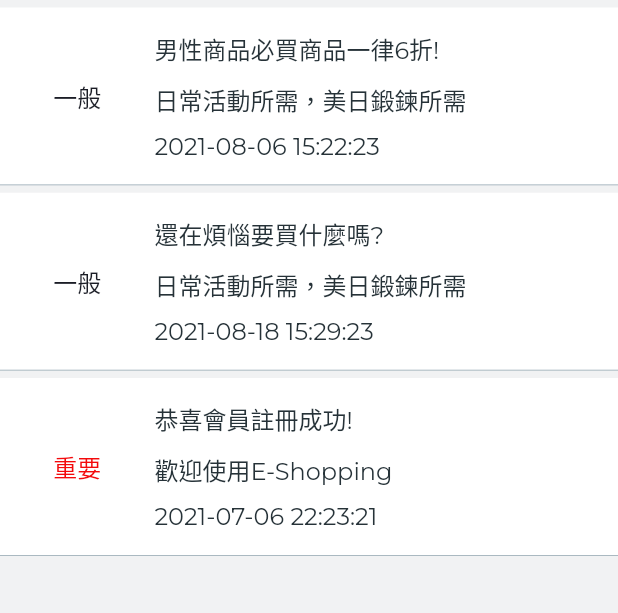
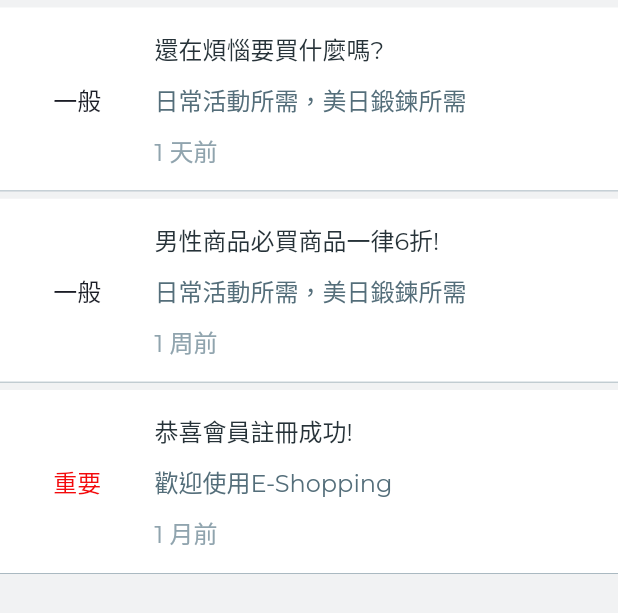
Before and after one commit to CPMoviePHil/e_shopping, a Flutter app: the NotificationPage widget shown alone on an empty page, opened directly, on a phone screen of 412 x 824 dp. Shown: the top 613 px of the screen. Run offline on Flutter 3.47's test engine with Material 2 defaults, Android fonts, the phone set to English and light mode, and no system bars; our stand-ins replace cached_network_image, carousel_slider, equatable, firebase_core, flutter_rating_bar, google_fonts and 3 more; accounts and stored records are empty; network calls fail.

Commit message:
微調整通知頁面

```diff
--- a/lib/l10n/intl_en.arb
+++ b/lib/l10n/intl_en.arb
@@ -76,5 +76,9 @@
   "deleteComment": "刪除評論",
   "commentHint": "請在這裡填寫你的商品評論",
   "notificationType1": "一般",
-  "notificationType2": "重要"
+  "notificationType2": "重要",
+  "daysAgo": "{days} 天前",
+  "weeksAgo": "{weeks} 周前",
+  "monthAgo": "{months} 月前",
+  "yearsAgo": "{years} 年前"
 }
--- a/lib/l10n/intl_zh_TW.arb
+++ b/lib/l10n/intl_zh_TW.arb
@@ -3,7 +3,7 @@
   "search": "產品搜尋",
   "hotProduct": "熱門商品",
   "productCollections": "收藏商品",
-  "notification": "訊息通知",
+  "notification": "通知",
   "latestNews": "最新消息",
   "memberCenter": "紀錄中心",
   "personalInfo": "個人資料",
@@ -76,5 +76,9 @@
   "deleteComment": "刪除評論",
   "commentHint": "請在這裡填寫你的商品評論",
   "notificationType1": "一般",
-  "notificationType2": "重要"
+  "notificationType2": "重要",
+  "daysAgo": "{days} 天前",
+  "weeksAgo": "{weeks} 周前",
+  "monthAgo": "{months} 月前",
+  "yearsAgo": "{years} 年前"
 }
--- a/lib/screens/navigation/navigation.dart
+++ b/lib/screens/navigation/navigation.dart
@@ -43,6 +43,8 @@ class _NavigationState extends State<Navigation> {
         return SearchBar();
       case 2:
         return AppLibScreen.appText(text: S.current.favorite,);
+      case 3:
+        return AppLibScreen.appText(text: S.current.notification,);
       default:
         return AppLibScreen.appText(text: "e-shopping");
     }
--- a/lib/screens/navigation/notification/notification.dart
+++ b/lib/screens/navigation/notification/notification.dart
@@ -3,6 +3,7 @@ import 'package:e_shopping/data/notification.dart';
 import 'package:e_shopping/generated/l10n.dart';
 import 'package:e_shopping/temp_data.dart';
 import 'package:e_shopping/utils/app_libs.dart';
+import 'package:e_shopping/utils/widgets_helper.dart';
 import 'package:flutter/cupertino.dart';
 import 'package:flutter/material.dart';
 
@@ -65,10 +66,16 @@ class NotificationPage extends StatelessWidget {
                 SizedBox(height: 10,),
                 AppLibScreen.appText(
                   text: notification.short,
+                  fontColor: kGrey600,
                 ),
                 SizedBox(height: 10,),
                 AppLibScreen.appText(
-                  text: notification.createTime,
+                  text: WidgetsHelper.dateTimeDiffStr(
+                    dateTime: WidgetsHelper.strToDateTime(
+                      str: notification.createTime,
+                    ),
+                  ),
+                  fontColor: kGrey400,
                 ),
               ],
             ),
--- a/lib/temp_data.dart
+++ b/lib/temp_data.dart
@@ -344,7 +344,15 @@ List<Product> recommendProducts = [
 
 List<NotificationModel> notifications = [
   NotificationModel(
-    notificationID: 1,
+    notificationID: 3,
+    notificationType: 1,
+    title: "還在煩惱要買什麼嗎?",
+    short: "日常活動所需，美日鍛鍊所需",
+    content: "",
+    createTime: "2021-08-18 15:29:23",
+  ),
+  NotificationModel(
+    notificationID: 2,
     notificationType: 1,
     title: "男性商品必買商品一律6折!",
     short: "日常活動所需，美日鍛鍊所需",
@@ -352,15 +360,7 @@ List<NotificationModel> notifications = [
     createTime: "2021-08-06 15:22:23",
   ),
   NotificationModel(
-    notificationID: 2,
-    notificationType: 1,
-    title: "還在煩惱要買什麼嗎?",
-    short: "日常活動所需，美日鍛鍊所需",
-    content: "",
-    createTime: "2021-08-18 15:29:23",
-  ),
-  NotificationModel(
-    notificationID: 3,
+    notificationID: 1,
     notificationType: 2,
     title: "恭喜會員註冊成功!",
     short: "歡迎使用E-Shopping",
--- a/lib/utils/widgets_helper.dart
+++ b/lib/utils/widgets_helper.dart
@@ -308,6 +308,22 @@ class WidgetsHelper {
     final dateTime = strToDateTime(str: datetime);
     return dateTimeToStr(datetime: dateTime, format: "onlyDate",);
   }
+
+  static String dateTimeDiffStr ({required DateTime dateTime}) {
+    final int days = DateTime.now().difference(dateTime).inDays;
+    if (days >= 7 && days <= 30) {
+      final double weeks = days / 7;
+      return S.current.weeksAgo(weeks.floor(),);
+    } else if(days >= 31 && days <= 365) {
+      final double months = days / 31;
+      return S.current.monthAgo(months.floor(),);
+    } else if(days >= 366 ) {
+      final double years = days / 365;
+      return S.current.yearsAgo(years.floor());
+    } else {
+      return S.current.daysAgo(days,);
+    }
+  }
 }
 
 class CartSelector {
```
Also changed, not shown: lib/generated/intl/messages_en.dart, lib/generated/intl/messages_zh_TW.dart, lib/generated/l10n.dart.
